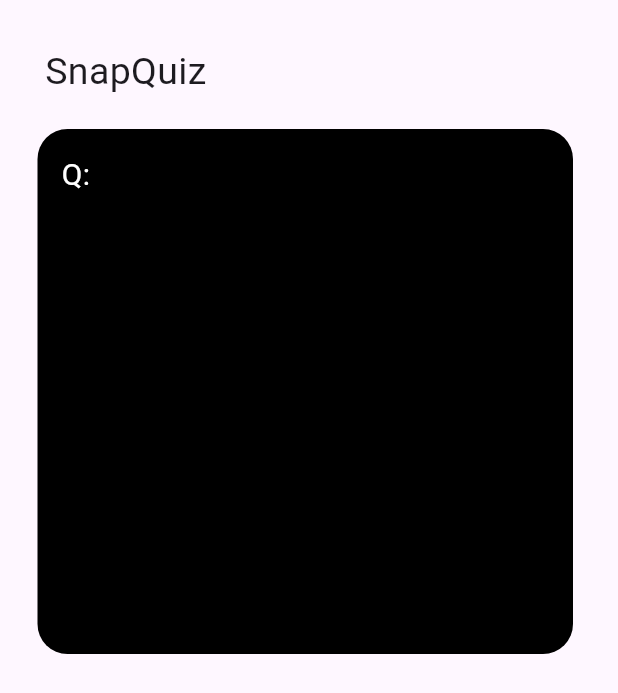
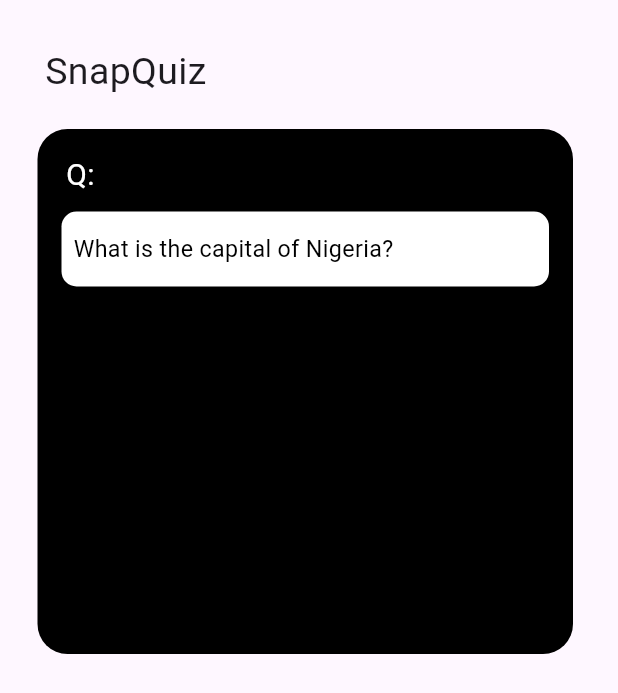
Before and after one commit to zdravkostanin1/quiz_snap, a Flutter app: the screen it shows after launch, on a phone screen of 412 x 824 dp. Shown: the top 693 px of the screen. Run offline on Flutter 3.47's test engine with Material 3 defaults, Android fonts, the phone set to English and light mode, and no system bars.

Commit message:
Adding the question ui for the QuizCard widget.

```diff
--- a/lib/main.dart
+++ b/lib/main.dart
@@ -67,7 +67,29 @@ class QuizCard extends StatelessWidget {
           child: Column(
             crossAxisAlignment: CrossAxisAlignment.start,
             children: [
-              Text("Q:", style: TextStyle(color: Colors.white, fontSize: 20.0)),
+              Padding(
+                padding: const EdgeInsets.only(left: 3.0),
+                child: Text(
+                  "Q:",
+                  style: TextStyle(color: Colors.white, fontSize: 20.0),
+                ),
+              ),
+              SizedBox(height: 10.0),
+              Container(
+                width: double.infinity,
+                height: 50,
+                decoration: BoxDecoration(
+                  color: Colors.white,
+                  borderRadius: BorderRadius.circular(10.0),
+                ),
+                child: Padding(
+                  padding: const EdgeInsets.only(left: 8.0, top: 14.0),
+                  child: Text(
+                    "What is the capital of Nigeria?",
+                    style: TextStyle(color: Colors.black, fontSize: 15.5),
+                  ),
+                ),
+              ),
             ],
           ),
         ),
```
